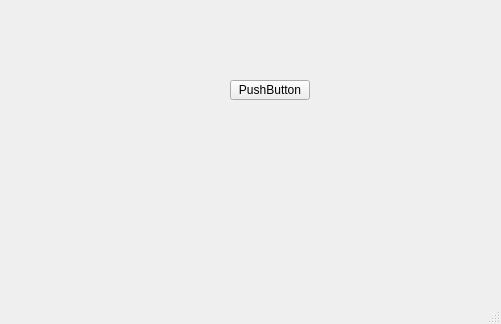
This is PEIS_Client/usermainwindow.ui in ooohhhj/PEIS as Qt 5 draws it before an edit. The edited form follows.
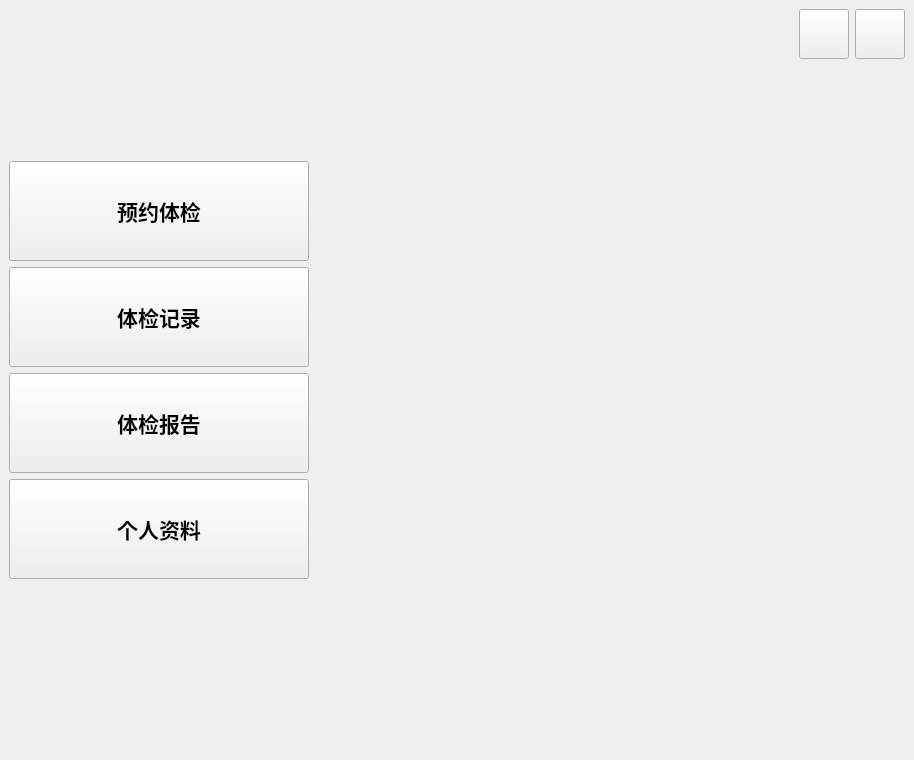
This is the edited form. Icons and pictures are not drawn.

Diff of the .ui file:
```diff
--- a/PEIS_Client/usermainwindow.ui
+++ b/PEIS_Client/usermainwindow.ui
@@ -6,27 +6,422 @@
    <rect>
     <x>0</x>
     <y>0</y>
-    <width>501</width>
-    <height>324</height>
+    <width>914</width>
+    <height>760</height>
    </rect>
   </property>
   <property name="windowTitle">
    <string>MainWindow</string>
   </property>
   <widget class="QWidget" name="centralwidget">
-   <widget class="QPushButton" name="pushButton">
-    <property name="geometry">
-     <rect>
-      <x>230</x>
-      <y>80</y>
-      <width>80</width>
-      <height>20</height>
-     </rect>
-    </property>
-    <property name="text">
-     <string>PushButton</string>
-    </property>
-   </widget>
+   <layout class="QGridLayout" name="gridLayout">
+    <item row="0" column="0">
+     <layout class="QHBoxLayout" name="horizontalLayout_4">
+      <item>
+       <layout class="QVBoxLayout" name="verticalLayout_5">
+        <item>
+         <layout class="QVBoxLayout" name="verticalLayout_3">
+          <item>
+           <layout class="QHBoxLayout" name="horizontalLayout_2">
+            <item>
+             <spacer name="horizontalSpacer_2">
+              <property name="orientation">
+               <enum>Qt::Horizontal</enum>
+              </property>
+              <property name="sizeType">
+               <enum>QSizePolicy::Maximum</enum>
+              </property>
+              <property name="sizeHint" stdset="0">
+               <size>
+                <width>40</width>
+                <height>20</height>
+               </size>
+              </property>
+             </spacer>
+            </item>
+            <item>
+             <widget class="QLabel" name="userIconLabel">
+              <property name="minimumSize">
+               <size>
+                <width>90</width>
+                <height>70</height>
+               </size>
+              </property>
+              <property name="maximumSize">
+               <size>
+                <width>90</width>
+                <height>70</height>
+               </size>
+              </property>
+              <property name="text">
+               <string/>
+              </property>
+              <property name="textFormat">
+               <enum>Qt::AutoText</enum>
+              </property>
+              <property name="pixmap">
+               <pixmap resource="../Resource/icom.qrc">:/defaultAvatar.png</pixmap>
+              </property>
+              <property name="scaledContents">
+               <bool>true</bool>
+              </property>
+              <property name="alignment">
+               <set>Qt::AlignCenter</set>
+              </property>
+              <property name="margin">
+               <number>0</number>
+              </property>
+              <property name="indent">
+               <number>-2</number>
+              </property>
+             </widget>
+            </item>
+            <item>
+             <spacer name="horizontalSpacer_3">
+              <property name="orientation">
+               <enum>Qt::Horizontal</enum>
+              </property>
+              <property name="sizeType">
+               <enum>QSizePolicy::Maximum</enum>
+              </property>
+              <property name="sizeHint" stdset="0">
+               <size>
+                <width>40</width>
+                <height>20</height>
+               </size>
+              </property>
+             </spacer>
+            </item>
+           </layout>
+          </item>
+          <item>
+           <layout class="QHBoxLayout" name="horizontalLayout_3">
+            <item>
+             <spacer name="horizontalSpacer_4">
+              <property name="orientation">
+               <enum>Qt::Horizontal</enum>
+              </property>
+              <property name="sizeType">
+               <enum>QSizePolicy::Maximum</enum>
+              </property>
+              <property name="sizeHint" stdset="0">
+               <size>
+                <width>40</width>
+                <height>20</height>
+               </size>
+              </property>
+             </spacer>
+            </item>
+            <item>
+             <widget class="QLabel" name="usernameLabel">
+              <property name="minimumSize">
+               <size>
+                <width>90</width>
+                <height>70</height>
+               </size>
+              </property>
+              <property name="maximumSize">
+               <size>
+                <width>90</width>
+                <height>70</height>
+               </size>
+              </property>
+              <property name="text">
+               <string/>
+              </property>
+             </widget>
+            </item>
+            <item>
+             <spacer name="horizontalSpacer_5">
+              <property name="orientation">
+               <enum>Qt::Horizontal</enum>
+              </property>
+              <property name="sizeType">
+               <enum>QSizePolicy::Maximum</enum>
+              </property>
+              <property name="sizeHint" stdset="0">
+               <size>
+                <width>40</width>
+                <height>20</height>
+               </size>
+              </property>
+             </spacer>
+            </item>
+           </layout>
+          </item>
+         </layout>
+        </item>
+        <item>
+         <layout class="QVBoxLayout" name="verticalLayout_2">
+          <item>
+           <widget class="QPushButton" name="scheduleCheckupButton">
+            <property name="minimumSize">
+             <size>
+              <width>300</width>
+              <height>100</height>
+             </size>
+            </property>
+            <property name="maximumSize">
+             <size>
+              <width>300</width>
+              <height>100</height>
+             </size>
+            </property>
+            <property name="font">
+             <font>
+              <family>Agency FB</family>
+              <pointsize>16</pointsize>
+              <weight>75</weight>
+              <bold>true</bold>
+             </font>
+            </property>
+            <property name="text">
+             <string>预约体检</string>
+            </property>
+            <property name="icon">
+             <iconset resource="../Resource/icom.qrc">
+              <normaloff>:/scheduleCheckup.png</normaloff>:/scheduleCheckup.png</iconset>
+            </property>
+            <property name="iconSize">
+             <size>
+              <width>50</width>
+              <height>50</height>
+             </size>
+            </property>
+           </widget>
+          </item>
+          <item>
+           <widget class="QPushButton" name="healthCheckRecordButton">
+            <property name="minimumSize">
+             <size>
+              <width>300</width>
+              <height>100</height>
+             </size>
+            </property>
+            <property name="maximumSize">
+             <size>
+              <width>300</width>
+              <height>100</height>
+             </size>
+            </property>
+            <property name="font">
+             <font>
+              <family>Agency FB</family>
+              <pointsize>16</pointsize>
+              <weight>75</weight>
+              <bold>true</bold>
+             </font>
+            </property>
+            <property name="text">
+             <string>体检记录</string>
+            </property>
+            <property name="icon">
+             <iconset resource="../Resource/icom.qrc">
+              <normaloff>:/healthCheckRecord.png</normaloff>:/healthCheckRecord.png</iconset>
+            </property>
+            <property name="iconSize">
+             <size>
+              <width>50</width>
+              <height>50</height>
+             </size>
+            </property>
+           </widget>
+          </item>
+          <item>
+           <widget class="QPushButton" name="checkupReportButton">
+            <property name="minimumSize">
+             <size>
+              <width>300</width>
+              <height>100</height>
+             </size>
+            </property>
+            <property name="maximumSize">
+             <size>
+              <width>300</width>
+              <height>100</height>
+             </size>
+            </property>
+            <property name="font">
+             <font>
+              <family>Agency FB</family>
+              <pointsize>16</pointsize>
+              <weight>75</weight>
+              <bold>true</bold>
+             </font>
+            </property>
+            <property name="text">
+             <string>体检报告</string>
+            </property>
+            <property name="icon">
+             <iconset resource="../Resource/icom.qrc">
+              <normaloff>:/checkupReport.png</normaloff>:/checkupReport.png</iconset>
+            </property>
+            <property name="iconSize">
+             <size>
+              <width>50</width>
+              <height>50</height>
+             </size>
+            </property>
+           </widget>
+          </item>
+          <item>
+           <widget class="QPushButton" name="personalInfoButton">
+            <property name="minimumSize">
+             <size>
+              <width>300</width>
+              <height>100</height>
+             </size>
+            </property>
+            <property name="maximumSize">
+             <size>
+              <width>300</width>
+              <height>100</height>
+             </size>
+            </property>
+            <property name="font">
+             <font>
+              <family>Agency FB</family>
+              <pointsize>16</pointsize>
+              <weight>75</weight>
+              <bold>true</bold>
+             </font>
+            </property>
+            <property name="text">
+             <string>个人资料</string>
+            </property>
+            <property name="icon">
+             <iconset resource="../Resource/icom.qrc">
+              <normaloff>:/personalInfo.png</normaloff>:/personalInfo.png</iconset>
+            </property>
+            <property name="iconSize">
+             <size>
+              <width>50</width>
+              <height>50</height>
+             </size>
+            </property>
+           </widget>
+          </item>
+          <item>
+           <spacer name="verticalSpacer">
+            <property name="orientation">
+             <enum>Qt::Vertical</enum>
+            </property>
+            <property name="sizeHint" stdset="0">
+             <size>
+              <width>20</width>
+              <height>40</height>
+             </size>
+            </property>
+           </spacer>
+          </item>
+         </layout>
+        </item>
+       </layout>
+      </item>
+      <item>
+       <layout class="QVBoxLayout" name="verticalLayout_4">
+        <item>
+         <layout class="QVBoxLayout" name="verticalLayout">
+          <item>
+           <layout class="QHBoxLayout" name="horizontalLayout">
+            <item>
+             <spacer name="horizontalSpacer">
+              <property name="orientation">
+               <enum>Qt::Horizontal</enum>
+              </property>
+              <property name="sizeHint" stdset="0">
+               <size>
+                <width>40</width>
+                <height>20</height>
+               </size>
+              </property>
+             </spacer>
+            </item>
+            <item>
+             <widget class="QPushButton" name="noticeButton">
+              <property name="minimumSize">
+               <size>
+                <width>50</width>
+                <height>50</height>
+               </size>
+              </property>
+              <property name="maximumSize">
+               <size>
+                <width>50</width>
+                <height>50</height>
+               </size>
+              </property>
+              <property name="text">
+               <string/>
+              </property>
+              <property name="icon">
+               <iconset resource="../Resource/icom.qrc">
+                <normaloff>:/notice-No.png</normaloff>:/notice-No.png</iconset>
+              </property>
+              <property name="iconSize">
+               <size>
+                <width>30</width>
+                <height>30</height>
+               </size>
+              </property>
+             </widget>
+            </item>
+            <item>
+             <widget class="QPushButton" name="exitButton">
+              <property name="minimumSize">
+               <size>
+                <width>50</width>
+                <height>50</height>
+               </size>
+              </property>
+              <property name="maximumSize">
+               <size>
+                <width>50</width>
+                <height>50</height>
+               </size>
+              </property>
+              <property name="text">
+               <string/>
+              </property>
+              <property name="icon">
+               <iconset resource="../Resource/icom.qrc">
+                <normaloff>:/exit.png</normaloff>:/exit.png</iconset>
+              </property>
+              <property name="iconSize">
+               <size>
+                <width>30</width>
+                <height>30</height>
+               </size>
+              </property>
+             </widget>
+            </item>
+           </layout>
+          </item>
+         </layout>
+        </item>
+        <item>
+         <widget class="QStackedWidget" name="stackedWidget">
+          <property name="sizePolicy">
+           <sizepolicy hsizetype="Expanding" vsizetype="Expanding">
+            <horstretch>0</horstretch>
+            <verstretch>0</verstretch>
+           </sizepolicy>
+          </property>
+          <property name="minimumSize">
+           <size>
+            <width>2</width>
+            <height>0</height>
+           </size>
+          </property>
+          <widget class="QWidget" name="page_3"/>
+          <widget class="QWidget" name="page_4"/>
+         </widget>
+        </item>
+       </layout>
+      </item>
+     </layout>
+    </item>
+   </layout>
   </widget>
   <widget class="QMenuBar" name="menubar">
    <property name="geometry">
@@ -38,7 +433,6 @@
     </rect>
    </property>
   </widget>
-  <widget class="QStatusBar" name="statusbar"/>
  </widget>
  <resources/>
  <connections/>
```
Left out of the diff: 6 changed lines with no effect on the pictures.
